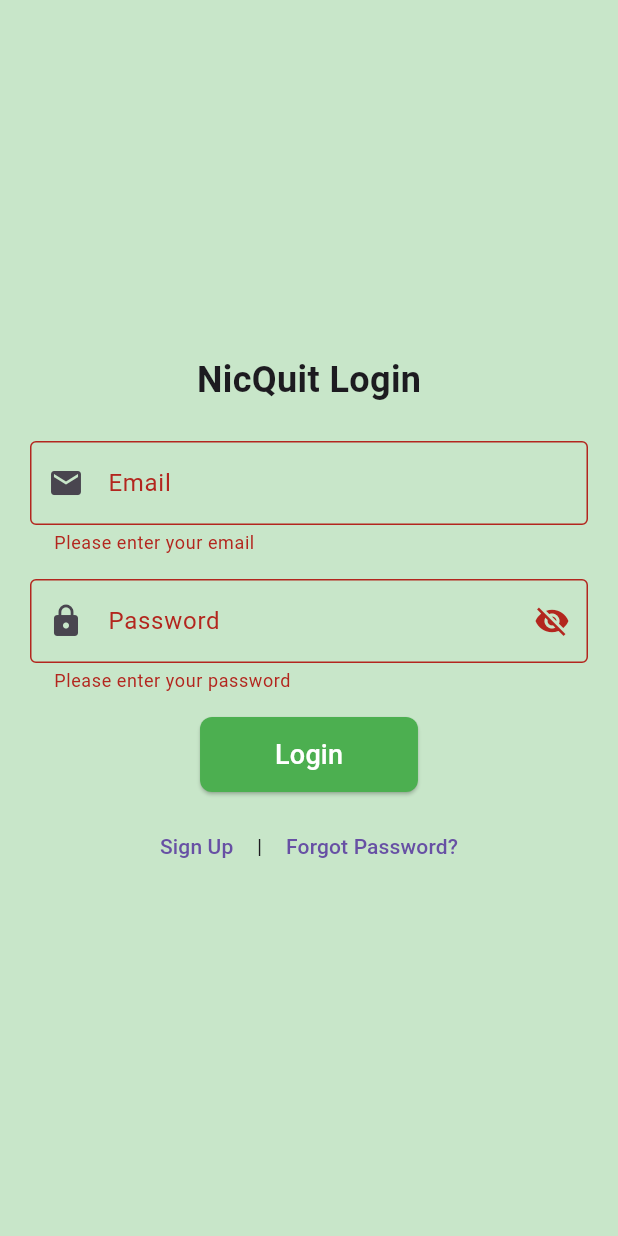
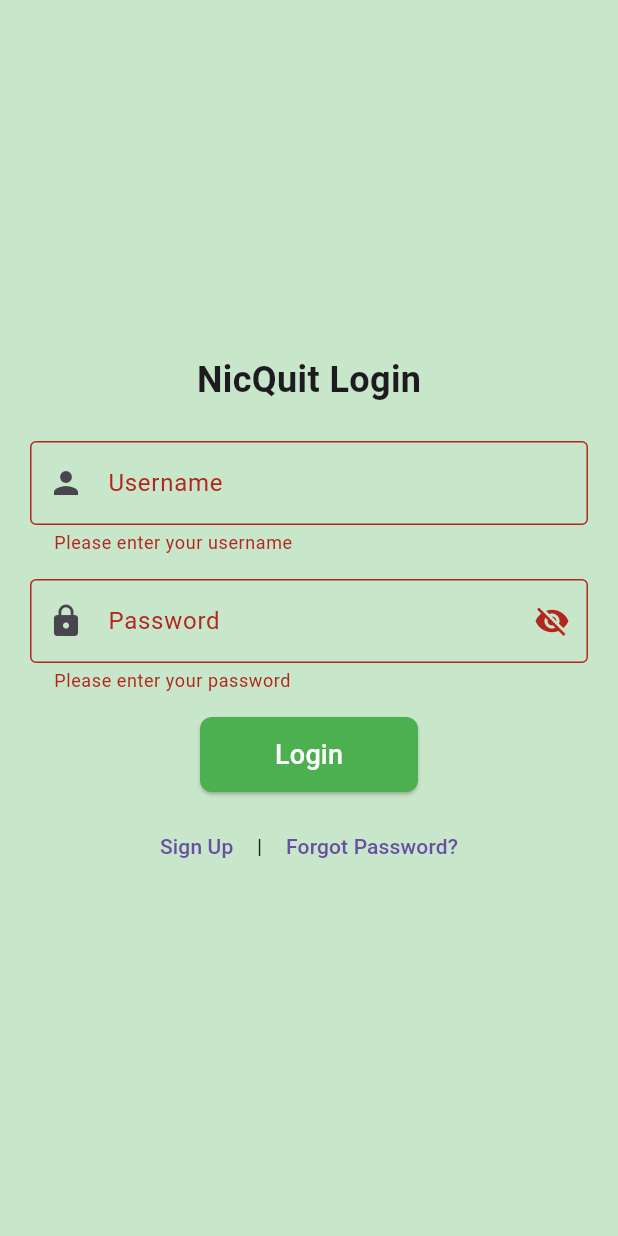
Before and after one commit to xyberii4/nittyquitty, a Flutter app: the LoginScreen screen opened directly, after a tap on "Login", on a phone screen of 412 x 824 dp. Run offline on Flutter 3.47's test engine with Material 3 defaults, Android fonts, the phone set to English and light mode, and no system bars; our stand-ins replace fl_chart, shared_preferences; accounts and stored records are empty.

Commit message:
updated login screen to call API
made the API call, waiting on API so commented out and set to always traverse to home page

```diff
--- a/Frontend/lib/screens/login_screen.dart
+++ b/Frontend/lib/screens/login_screen.dart
@@ -1,6 +1,8 @@
 import 'package:flutter/material.dart';
-import 'home_screen.dart'; // Import your Home Screen
-import 'signup_screen.dart'; // Import the Sign Up Screen
+import 'dart:convert';
+import 'package:http/http.dart' as http;
+import 'home_screen.dart';
+import 'signup_screen.dart';
 
 class LoginScreen extends StatefulWidget {
   @override
@@ -8,33 +10,63 @@ class LoginScreen extends StatefulWidget {
 }
 
 class _LoginScreenState extends State<LoginScreen> {
-  final _formKey = GlobalKey<FormState>(); // Form key for validation
-  final TextEditingController _emailController = TextEditingController();
+  final _formKey = GlobalKey<FormState>();
+  final TextEditingController _usernameController = TextEditingController();
   final TextEditingController _passwordController = TextEditingController();
-  bool _isPasswordVisible = false; // Toggle password visibility
+  bool _isPasswordVisible = false;
 
-  void _login() {
-    if (_formKey.currentState!.validate()) {
-      // Show a loading snackbar
-      ScaffoldMessenger.of(context).showSnackBar(
-        SnackBar(content: Text('Logging in...')),
-      );
+  Future<void> _login() async {
+  if (!_formKey.currentState!.validate()) return;
 
-      // Simulate login delay
-      Future.delayed(Duration(seconds: 2), () {
-        // Navigate to Home Screen and remove Login Page from stack
-        Navigator.pushReplacement(
-          context,
-          MaterialPageRoute(builder: (context) => HomeScreen()),
-        );
-      });
-    }
-  }
+  // Simulating a delay to mimic a real API call (optional)
+  await Future.delayed(Duration(seconds: 1));
+
+  // Navigate to HomeScreen regardless of login status
+  Navigator.pushReplacement(
+    context,
+    MaterialPageRoute(builder: (context) => HomeScreen()),
+  );
+  //Database call waiting on API to be implemented
+  // final url = Uri.parse("http://34.105.133.181:8080/user/login");
+
+  // try {
+  //   final response = await http.post(
+  //     url,
+  //     headers: {"Content-Type": "application/json"},
+  //     body: jsonEncode({
+  //       "username": _usernameController.text,
+  //       "password": _passwordController.text,
+  //     }),
+  //   );
+
+  //   print("Response Status Code: ${response.statusCode}");
+  //   print("Response Body: ${response.body}"); // Print the response for debugging
+
+  //   if (response.statusCode == 200) {
+  //     Navigator.pushReplacement(
+  //       context,
+  //       MaterialPageRoute(builder: (context) => HomeScreen()),
+  //     );
+  //   } else {
+  //     final responseData = jsonDecode(response.body);
+  //     String errorMessage = responseData["error"] ?? "Login failed. Check credentials.";
+
+  //     ScaffoldMessenger.of(context).showSnackBar(
+  //       SnackBar(content: Text(errorMessage)),
+  //     );
+  //   }
+  // } catch (e) {
+  //   ScaffoldMessenger.of(context).showSnackBar(
+  //     SnackBar(content: Text("Error connecting to server.")),
+  //   );
+  // }
+}
+
 
   @override
   Widget build(BuildContext context) {
     return Scaffold(
-      backgroundColor: Colors.green.shade100, // Light background color
+      backgroundColor: Colors.green.shade100,
       body: Center(
         child: Padding(
           padding: const EdgeInsets.all(20.0),
@@ -43,28 +75,25 @@ class _LoginScreenState extends State<LoginScreen> {
             child: Column(
               mainAxisSize: MainAxisSize.min,
               children: [
-                // App Logo or Title
                 Text(
                   "NicQuit Login",
                   style: TextStyle(fontSize: 24, fontWeight: FontWeight.bold),
                 ),
                 SizedBox(height: 24),
 
-                // Email Input Field
+                // Username Input Field (Fixed)
                 TextFormField(
-                  controller: _emailController,
-                  keyboardType: TextInputType.emailAddress,
+                  controller: _usernameController,
                   decoration: InputDecoration(
-                    labelText: "Email",
+                    labelText: "Username",
                     border: OutlineInputBorder(),
-                    prefixIcon: Icon(Icons.email),
+                    prefixIcon: Icon(Icons.person),
                   ),
                   validator: (value) {
                     if (value == null || value.isEmpty) {
-                      return "Please enter your email";
-                    } else if (!RegExp(r'^[a-zA-Z0-9_.+-]+@[a-zA-Z0-9-]+\.[a-zA-Z0-9-.]+$')
-                        .hasMatch(value)) {
-                      return "Enter a valid email";
+                      return "Please enter your username";
+                    } else if (value.length < 3) {
+                      return "Username must be at least 3 characters";
                     }
                     return null;
                   },
@@ -117,7 +146,6 @@ class _LoginScreenState extends State<LoginScreen> {
                   children: [
                     TextButton(
                       onPressed: () {
-                        // Navigate to Sign Up Page
                         Navigator.push(
                           context,
                           MaterialPageRoute(builder: (context) => SignUpScreen()),
```
